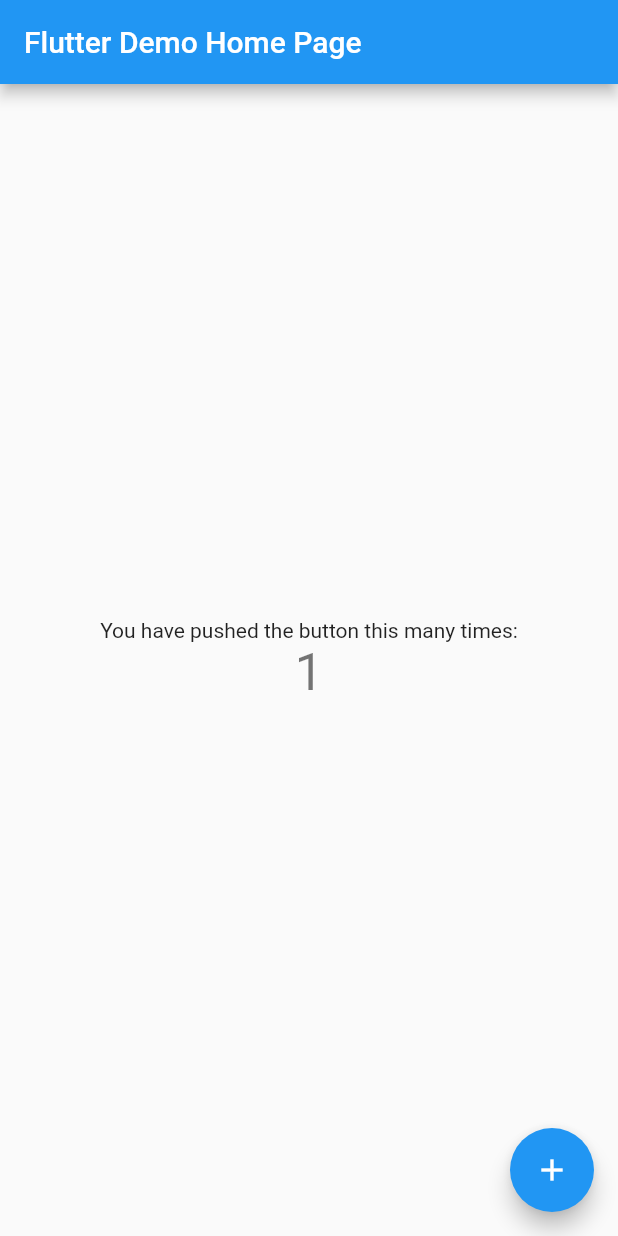
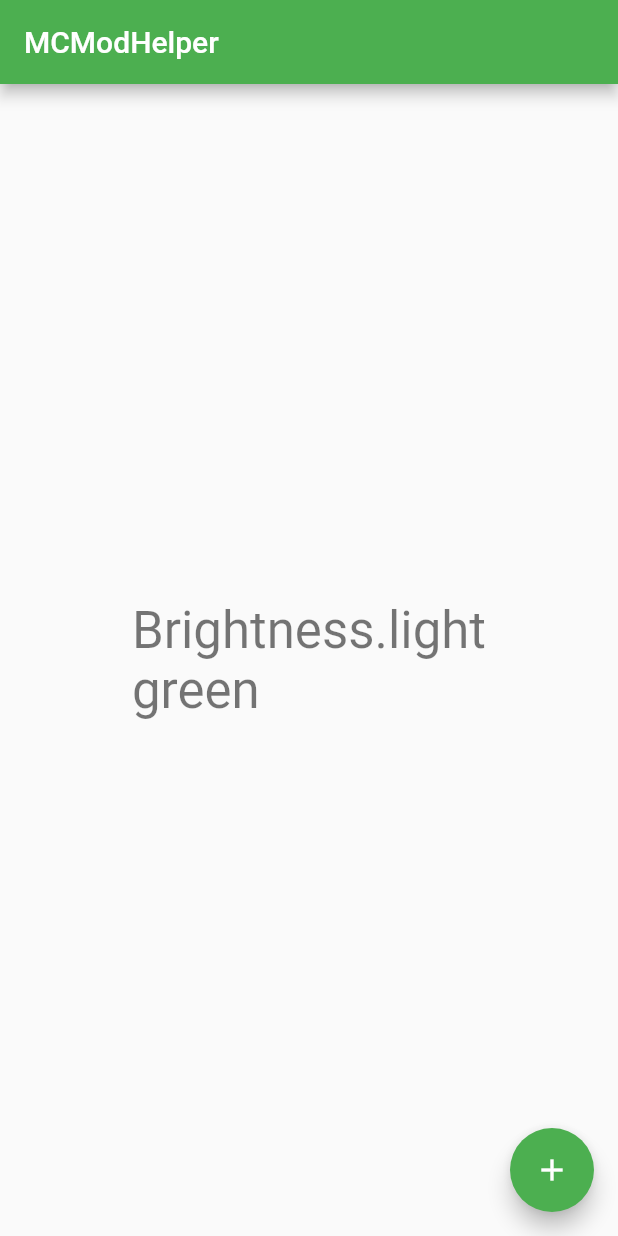
Before and after one commit to Yesterday17/MCModHelper, a Flutter app: the screen it shows after launch, after a tap on the "add" icon, on a phone screen of 412 x 824 dp. Run offline on Flutter 3.47's test engine with Material 2 defaults, Android fonts, the phone set to English and light mode, and no system bars; our stand-ins replace shared_preferences.

Commit message:
Dynamic theme.

```diff
--- a/lib/main.dart
+++ b/lib/main.dart
@@ -1,4 +1,6 @@
 import 'package:flutter/material.dart';
+
+import './themes/dynamic_theme.dart';
 
 void main() => runApp(MyApp());
 
@@ -6,21 +8,14 @@ class MyApp extends StatelessWidget {
   // This widget is the root of your application.
   @override
   Widget build(BuildContext context) {
-    return MaterialApp(
-      title: 'Flutter Demo',
-      theme: ThemeData(
-        // This is the theme of your application.
-        //
-        // Try running your application with "flutter run". You'll see the
-        // application has a blue toolbar. Then, without quitting the app, try
-        // changing the primarySwatch below to Colors.green and then invoke
-        // "hot reload" (press "r" in the console where you ran "flutter run",
-        // or simply save your changes to "hot reload" in a Flutter IDE).
-        // Notice that the counter didn't reset back to zero; the application
-        // is not restarted.
-        primarySwatch: Colors.blue,
-      ),
-      home: MyHomePage(title: 'Flutter Demo Home Page'),
+    return DynamicTheme(
+      themedWidgetBuilder: (content, theme) {
+        return MaterialApp(
+          title: 'MCModHelper',
+          theme: theme,
+          home: MyHomePage(title: 'MCModHelper'),
+        );
+      },
     );
   }
 }
@@ -44,27 +39,8 @@ class MyHomePage extends StatefulWidget {
 }
 
 class _MyHomePageState extends State<MyHomePage> {
-  int _counter = 0;
-
-  void _incrementCounter() {
-    setState(() {
-      // This call to setState tells the Flutter framework that something has
-      // changed in this State, which causes it to rerun the build method below
-      // so that the display can reflect the updated values. If we changed
-      // _counter without calling setState(), then the build method would not be
-      // called again, and so nothing would appear to happen.
-      _counter++;
-    });
-  }
-
   @override
   Widget build(BuildContext context) {
-    // This method is rerun every time setState is called, for instance as done
-    // by the _incrementCounter method above.
-    //
-    // The Flutter framework has been optimized to make rerunning build methods
-    // fast, so that you can just rebuild anything that needs updating rather
-    // than having to individually change instances of widgets.
     return Scaffold(
       appBar: AppBar(
         // Here we take the value from the MyHomePage object that was created by
@@ -92,17 +68,18 @@ class _MyHomePageState extends State<MyHomePage> {
           mainAxisAlignment: MainAxisAlignment.center,
           children: <Widget>[
             Text(
-              'You have pushed the button this many times:',
-            ),
-            Text(
-              '$_counter',
+              '${DynamicTheme.of(context).brightness}\n${DynamicTheme.of(context).data}',
               style: Theme.of(context).textTheme.display1,
             ),
           ],
         ),
       ),
       floatingActionButton: FloatingActionButton(
-        onPressed: _incrementCounter,
+        onPressed: () {
+          // DynamicTheme.of(context).toggleBrightness();
+          DynamicTheme.of(context).setThemeColor(
+              DynamicTheme.of(context).data == 'green' ? 'blue' : 'green');
+        },
         tooltip: 'Increment',
         child: Icon(Icons.add),
       ), // This trailing comma makes auto-formatting nicer for build methods.
--- /dev/null
+++ b/lib/preferences.dart
@@ -0,0 +1,13 @@
+import 'package:shared_preferences/shared_preferences.dart';
+
+class Preferences {
+  static SharedPreferences _prefs;
+  static Preferences instance = Preferences();
+
+  SharedPreferences get prefs => _prefs;
+
+  static Future<SharedPreferences> init() async {
+    _prefs = await SharedPreferences.getInstance();
+    return _prefs;
+  }
+}
--- /dev/null
+++ b/lib/themes/default.dart
@@ -0,0 +1,30 @@
+import 'package:flutter/material.dart';
+import 'dart:collection';
+
+/// Holds all the themes available, or user-designed themes
+///
+/// This class has a singleton object [instance], so it's
+/// not available to create a new instance.
+class Themes {
+  /// Blue Theme
+  ThemeData _blue = ThemeData(
+    primarySwatch: Colors.blue,
+  );
+
+  ThemeData _green = ThemeData(
+    primarySwatch: Colors.green,
+  );
+
+  ThemeData _dark = ThemeData(
+    primarySwatch: Colors.grey,
+  );
+
+  HashMap<String, ThemeData> availableThemes = HashMap();
+  static final Themes instance = Themes();
+
+  Themes() {
+    this.availableThemes.putIfAbsent("blue", () => _blue);
+    this.availableThemes.putIfAbsent("green", () => _green);
+    this.availableThemes.putIfAbsent("dark", () => _dark);
+  }
+}
--- /dev/null
+++ b/lib/themes/dynamic_theme.dart
@@ -0,0 +1,103 @@
+/// Edited from https://github.com/Norbert515/dynamic_theme
+/// by Yesterday17
+import 'package:flutter/material.dart';
+import '../preferences.dart';
+import './default.dart';
+
+typedef Widget ThemedWidgetBuilder(BuildContext context, ThemeData data);
+
+class DynamicTheme extends StatefulWidget {
+  final ThemedWidgetBuilder themedWidgetBuilder;
+
+  const DynamicTheme({Key key, this.themedWidgetBuilder}) : super(key: key);
+
+  @override
+  DynamicThemeState createState() => new DynamicThemeState();
+
+  static DynamicThemeState of(BuildContext context) {
+    return context.ancestorStateOfType(const TypeMatcher<DynamicThemeState>());
+  }
+}
+
+class DynamicThemeState extends State<DynamicTheme> {
+  String _color;
+  ThemeData _theme;
+
+  Brightness _brightness;
+
+  static const String _kThemeDark = 'theme_dark';
+  static const String _kThemeColor = 'theme_color';
+
+  bool loaded = false;
+
+  get isDark => _brightness == Brightness.dark;
+  get brightness => _brightness;
+  get data => _color;
+
+  @override
+  void initState() {
+    super.initState();
+
+    _brightness = Brightness.light;
+    _color = 'blue';
+    refreshTheme();
+    Preferences.init().then((prefs) {
+      this._brightness = (prefs.getBool(_kThemeDark) ?? false)
+          ? Brightness.dark
+          : Brightness.light;
+      this._color = (prefs.getString(_kThemeColor) ?? 'blue');
+
+      setState(() {
+        refreshTheme();
+        loaded = true;
+      });
+    });
+  }
+
+  @override
+  void didChangeDependencies() {
+    super.didChangeDependencies();
+    refreshTheme();
+  }
+
+  @override
+  void didUpdateWidget(DynamicTheme oldWidget) {
+    super.didUpdateWidget(oldWidget);
+    refreshTheme();
+  }
+
+  @override
+  Widget build(BuildContext context) {
+    return widget.themedWidgetBuilder(context, _theme);
+  }
+
+  void refreshTheme() {
+    if (!isDark) {
+      this._theme = Themes.instance.availableThemes[this._color];
+    } else {
+      this._theme = Themes.instance.availableThemes['dark'];
+    }
+  }
+
+  void setBrightness(Brightness brightness) async {
+    setState(() {
+      this._brightness = brightness;
+      refreshTheme();
+    });
+    await Preferences.instance.prefs.setBool(_kThemeDark, isDark);
+  }
+
+  void setThemeColor(String color) async {
+    setState(() {
+      this._color = color;
+      refreshTheme();
+    });
+    await Preferences.instance.prefs.setString(_kThemeColor, color);
+  }
+
+  bool toggleBrightness() {
+    bool result = !isDark;
+    setBrightness(isDark ? Brightness.light : Brightness.dark);
+    return result;
+  }
+}
```
Also changed, not shown: pubspec.yaml (+2 -6 lines).
